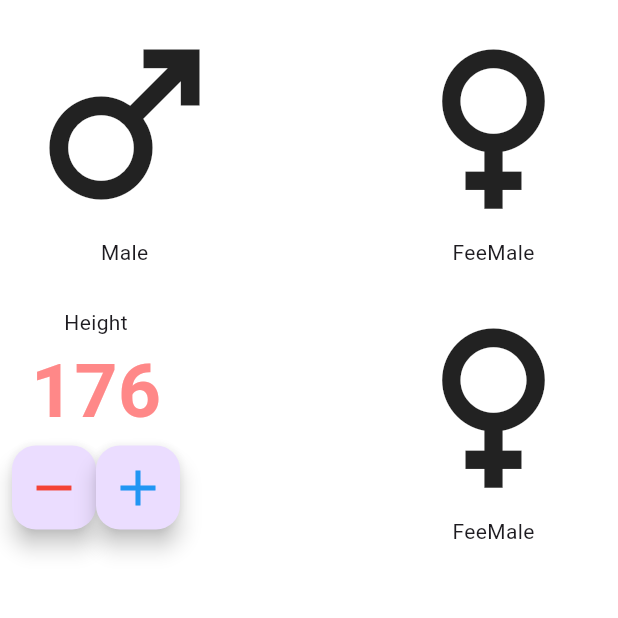
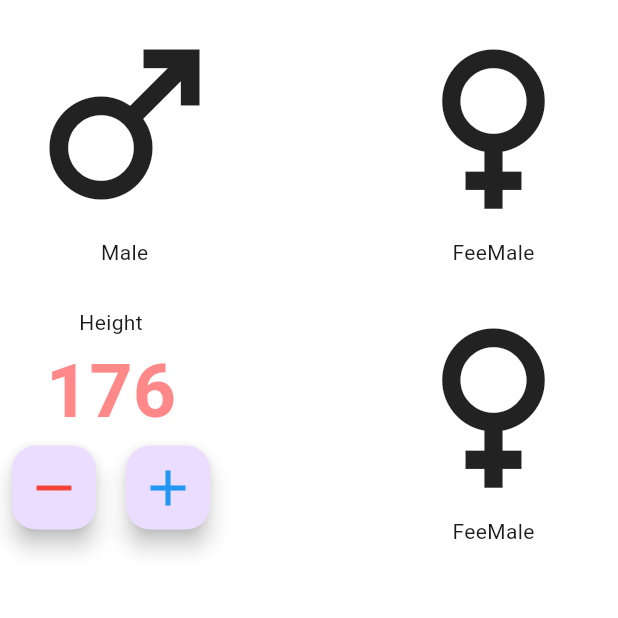
Before and after one commit to Likshan-Lahiru/bmicalculator, a Flutter app: the screen it shows after launch, on a phone screen of 412 x 824 dp, the top half of it. Run offline on Flutter 3.47's test engine with Material 3 defaults, Android fonts, the phone set to English and light mode, and no system bars.

Commit message:
make space buttons

```diff
--- a/lib/main_page.dart
+++ b/lib/main_page.dart
@@ -59,6 +59,7 @@ class _mainPageState extends State<mainPage> {
                         FloatingActionButton(onPressed: null,child: Icon(Icons.remove,size: 40,color: Colors.red,
                         ),
                         ),
+                        SizedBox(width: 20),
                         FloatingActionButton(onPressed: null,child: Icon(Icons.add,size: 40, color: Colors.blue,
                         ),
                         ),
```
